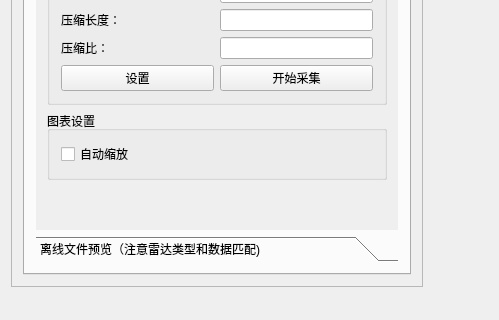
Above: ui/mainwindow.ui from kdurant/qt_study before the change; both pictures show x 0 to 499 and y 405 to 725 of the 1259 by 725 pixel window. Below: the same form after it.
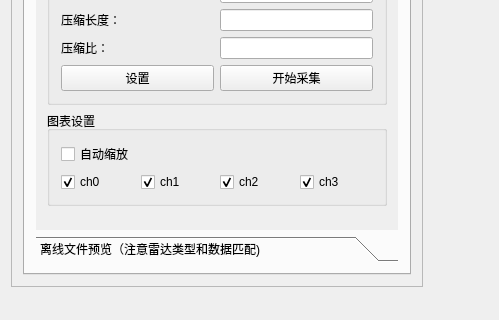
That is the form after the change. The open tabs and pages were chosen to show the change. Custom widgets are drawn as their Qt base class.

What changed in the file:
```diff
--- a/ui/mainwindow.ui
+++ b/ui/mainwindow.ui
@@ -1022,14 +1022,54 @@
                   <property name="title">
                    <string>图表设置</string>
                   </property>
-                  <layout class="QVBoxLayout" name="verticalLayout_5">
-                   <item>
+                  <layout class="QGridLayout" name="gridLayout_15">
+                   <item row="0" column="0">
                     <widget class="QCheckBox" name="checkBox_autoZoom">
                      <property name="text">
                       <string>自动缩放</string>
                      </property>
                     </widget>
                    </item>
+                   <item row="1" column="0">
+                    <widget class="QCheckBox" name="checkBox_ch0Enable">
+                     <property name="text">
+                      <string>ch0</string>
+                     </property>
+                     <property name="checked">
+                      <bool>true</bool>
+                     </property>
+                    </widget>
+                   </item>
+                   <item row="1" column="1">
+                    <widget class="QCheckBox" name="checkBox_ch1Enable">
+                     <property name="text">
+                      <string>ch1</string>
+                     </property>
+                     <property name="checked">
+                      <bool>true</bool>
+                     </property>
+                    </widget>
+                   </item>
+                   <item row="1" column="2">
+                    <widget class="QCheckBox" name="checkBox_ch2Enable">
+                     <property name="text">
+                      <string>ch2</string>
+                     </property>
+                     <property name="checked">
+                      <bool>true</bool>
+                     </property>
+                    </widget>
+                   </item>
+                   <item row="1" column="3">
+                    <widget class="QCheckBox" name="checkBox_ch3Enable">
+                     <property name="text">
+                      <string>ch3</string>
+                     </property>
+                     <property name="checked">
+                      <bool>true</bool>
+                     </property>
+                    </widget>
+                   </item>
                   </layout>
                  </widget>
                 </item>
```
Left out of the diff: 6 changed lines with no effect on the pictures.
